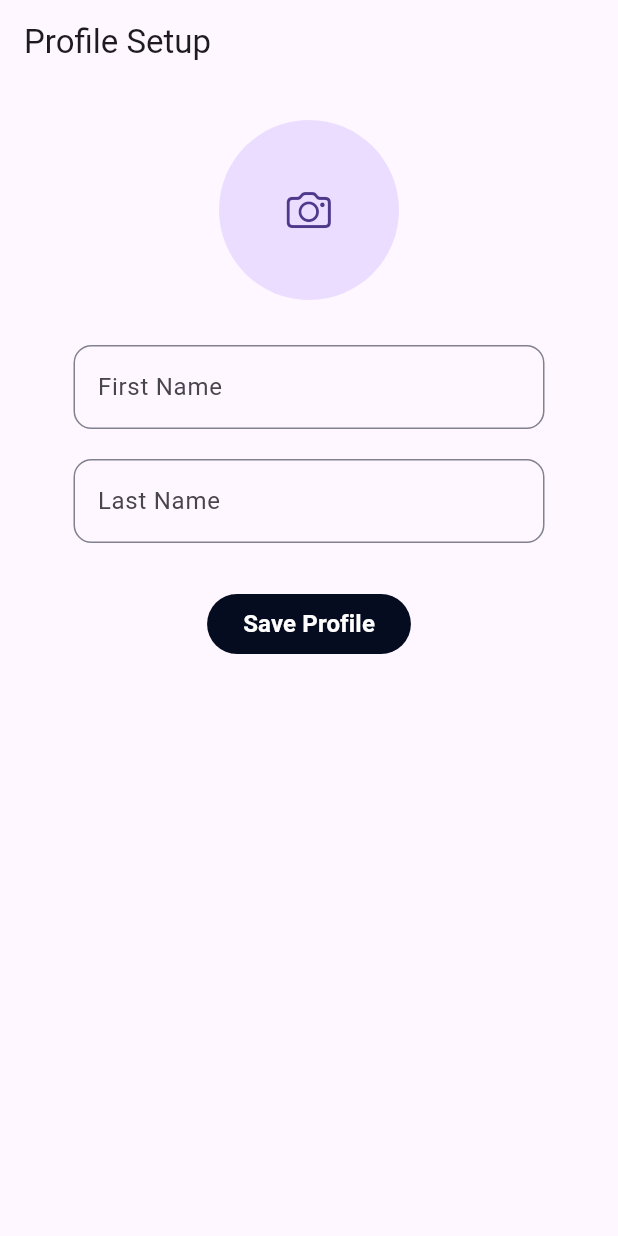
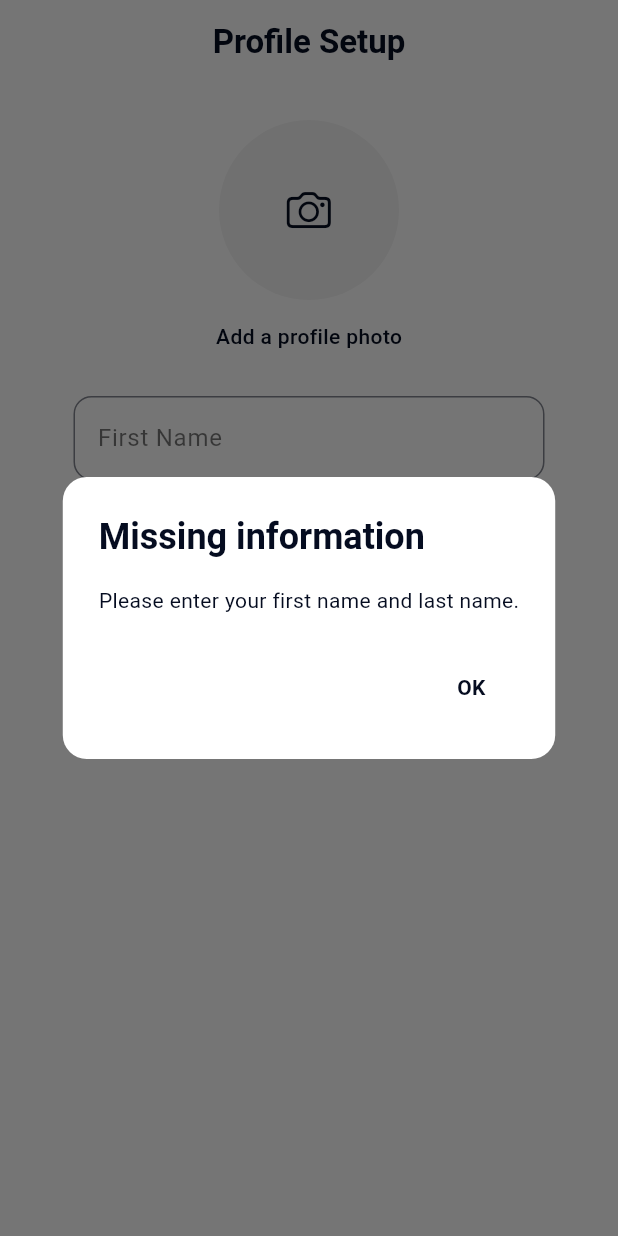
Before and after one commit to GmTechn/josephsv01, a Flutter app: the SetUpProfile screen opened directly, after a tap on "Save Profile", on a phone screen of 412 x 824 dp. Run offline on Flutter 3.47's test engine with Material 3 defaults, Android fonts, the phone set to English and light mode, and no system bars; our stand-ins replace flutter_local_notifications, flutter_native_timezone, google_fonts, image_cropper, image_picker, in_app_purchase and 4 more; accounts and stored records are empty.

```diff
--- a/lib/pages/profilesetup.dart
+++ b/lib/pages/profilesetup.dart
@@ -30,16 +30,17 @@ class _SetUpProfileState extends State<SetUpProfile> {
   final ImagePicker _picker = ImagePicker();
 
   File? _profileImage;
-
   bool _saving = false;
 
-  // ----------------------------
-  // PHOTO PICKER
-  // ----------------------------
+  static const Color _primaryColor = Color(0xff050c20);
+  static const Color _bgColor = Colors.white;
+  static const Color _textColor = Color(0xff050c20);
+  static const Color _borderColor = Color(0x33050c20);
 
   Future<void> _onChangePhoto() async {
     showModalBottomSheet(
       context: context,
+      backgroundColor: _bgColor,
       shape: const RoundedRectangleBorder(
         borderRadius: BorderRadius.vertical(top: Radius.circular(18)),
       ),
@@ -48,8 +49,14 @@ class _SetUpProfileState extends State<SetUpProfile> {
           child: Wrap(
             children: [
               ListTile(
-                leading: const Icon(CupertinoIcons.camera),
-                title: const Text("Camera"),
+                leading: const Icon(
+                  CupertinoIcons.camera,
+                  color: _primaryColor,
+                ),
+                title: const Text(
+                  "Camera",
+                  style: TextStyle(color: _textColor),
+                ),
                 onTap: () async {
                   Navigator.pop(context);
                   final file = await _pickAndCrop(ImageSource.camera);
@@ -61,8 +68,11 @@ class _SetUpProfileState extends State<SetUpProfile> {
                 },
               ),
               ListTile(
-                leading: const Icon(CupertinoIcons.photo),
-                title: const Text("Gallery"),
+                leading: const Icon(CupertinoIcons.photo, color: _primaryColor),
+                title: const Text(
+                  "Gallery",
+                  style: TextStyle(color: _textColor),
+                ),
                 onTap: () async {
                   Navigator.pop(context);
                   final file = await _pickAndCrop(ImageSource.gallery);
@@ -89,8 +99,15 @@ class _SetUpProfileState extends State<SetUpProfile> {
       sourcePath: picked.path,
       aspectRatio: const CropAspectRatio(ratioX: 1, ratioY: 1),
       uiSettings: [
-        AndroidUiSettings(lockAspectRatio: true),
-        IOSUiSettings(aspectRatioLockEnabled: true),
+        AndroidUiSettings(
+          lockAspectRatio: true,
+          toolbarTitle: 'Crop Photo',
+          toolbarColor: _primaryColor,
+          toolbarWidgetColor: Colors.white,
+          statusBarColor: _primaryColor,
+          backgroundColor: Colors.white,
+        ),
+        IOSUiSettings(aspectRatioLockEnabled: true, title: 'Crop Photo'),
       ],
     );
 
@@ -101,19 +118,12 @@ class _SetUpProfileState extends State<SetUpProfile> {
 
   Future<String> _persistImage(File file) async {
     final dir = await getApplicationDocumentsDirectory();
-
     final path = "${dir.path}/pp_${DateTime.now().millisecondsSinceEpoch}.jpg";
-
     final saved = File(path);
 
     await saved.writeAsBytes(await file.readAsBytes(), flush: true);
-
     return saved.path;
   }
-
-  // ----------------------------
-  // SAVE PROFILE
-  // ----------------------------
 
   Future<void> _saveProfile() async {
     if (_saving) return;
@@ -129,6 +139,36 @@ class _SetUpProfileState extends State<SetUpProfile> {
       setState(() {
         _saving = false;
       });
+
+      showDialog(
+        context: context,
+        builder: (_) => AlertDialog(
+          backgroundColor: _bgColor,
+          shape: RoundedRectangleBorder(
+            borderRadius: BorderRadius.circular(16),
+          ),
+          title: const Text(
+            "Missing information",
+            style: TextStyle(color: _textColor, fontWeight: FontWeight.bold),
+          ),
+          content: const Text(
+            "Please enter your first name and last name.",
+            style: TextStyle(color: _textColor),
+          ),
+          actions: [
+            TextButton(
+              onPressed: () => Navigator.pop(context),
+              child: const Text(
+                "OK",
+                style: TextStyle(
+                  color: _primaryColor,
+                  fontWeight: FontWeight.w600,
+                ),
+              ),
+            ),
+          ],
+        ),
+      );
       return;
     }
 
@@ -141,7 +181,6 @@ class _SetUpProfileState extends State<SetUpProfile> {
     await _db.updateLocalUser(fname: fname, lname: lname, photoPath: photoPath);
 
     final prefs = await SharedPreferences.getInstance();
-
     await prefs.setBool('hasSeenOnboarding', true);
     await prefs.setBool('hasCompletedProfile', true);
 
@@ -153,37 +192,101 @@ class _SetUpProfileState extends State<SetUpProfile> {
     );
   }
 
-  // ----------------------------
-  // UI
-  // ----------------------------
+  @override
+  void dispose() {
+    fnameController.dispose();
+    lnameController.dispose();
+    super.dispose();
+  }
 
   @override
   Widget build(BuildContext context) {
-    return Scaffold(
-      appBar: AppBar(title: const Text("Profile Setup")),
-
+    return Theme(
+      data: ThemeData(
+        useMaterial3: true,
+        scaffoldBackgroundColor: _bgColor,
+        appBarTheme: const AppBarTheme(
+          backgroundColor: _bgColor,
+          foregroundColor: _textColor,
+          elevation: 0,
+          surfaceTintColor: Colors.transparent,
+        ),
+        bottomSheetTheme: const BottomSheetThemeData(
+          backgroundColor: _bgColor,
+          surfaceTintColor: Colors.transparent,
+        ),
+        dialogTheme: const DialogThemeData(
+          backgroundColor: _bgColor,
+          surfaceTintColor: Colors.transparent,
+        ),
+        colorScheme: const ColorScheme.light(
+          primary: _primaryColor,
+          surface: _bgColor,
+          onSurface: _textColor,
+        ),
+      ),
+      child: Scaffold(
+        backgroundColor: _bgColor,
+        appBar: AppBar(
+          centerTitle: true,
+          title: const Text(
+            "Profile Setup",
+            style: TextStyle(color: _textColor, fontWeight: FontWeight.bold),
+          ),
+        ),
         body: Padding(
           padding: const EdgeInsets.all(24),
-
           child: Column(
             children: [
-            /// PHOTO
               GestureDetector(
                 onTap: _onChangePhoto,
                 child: CircleAvatar(
                   radius: 60,
+                  backgroundColor: const Color(0xfff4f4f4),
                   backgroundImage: _profileImage != null
                       ? FileImage(_profileImage!)
                       : null,
                   child: _profileImage == null
-                    ? const Icon(CupertinoIcons.camera, size: 30)
+                      ? const Icon(
+                          CupertinoIcons.camera,
+                          size: 30,
+                          color: _primaryColor,
+                        )
                       : null,
+                ),
+              ),
+
+              const SizedBox(height: 14),
+
+              const Text(
+                "Add a profile photo",
+                style: TextStyle(
+                  color: _textColor,
+                  fontSize: 14,
+                  fontWeight: FontWeight.w500,
                 ),
               ),
 
               const SizedBox(height: 30),
 
-            /// FIRST NAME
+              Theme(
+                data: Theme.of(context).copyWith(
+                  inputDecorationTheme: InputDecorationTheme(
+                    filled: true,
+                    fillColor: Colors.white,
+                    hintStyle: const TextStyle(color: Colors.black54),
+                    enabledBorder: OutlineInputBorder(
+                      borderRadius: BorderRadius.circular(12),
+                      borderSide: const BorderSide(color: _borderColor),
+                    ),
+                    focusedBorder: OutlineInputBorder(
+                      borderRadius: BorderRadius.circular(12),
+                      borderSide: const BorderSide(color: _primaryColor),
+                    ),
+                  ),
+                ),
+                child: Column(
+                  children: [
                     Mytextformfield(
                       controller: fnameController,
                       hintText: "First Name",
@@ -191,12 +294,16 @@ class _SetUpProfileState extends State<SetUpProfile> {
 
                     const SizedBox(height: 20),
 
-            /// LAST NAME
-            Mytextformfield(controller: lnameController, hintText: "Last Name"),
+                    Mytextformfield(
+                      controller: lnameController,
+                      hintText: "Last Name",
+                    ),
+                  ],
+                ),
+              ),
 
               const SizedBox(height: 30),
 
-            /// SAVE BUTTON
               MyButton(
                 text: _saving ? "Saving..." : "Save Profile",
                 onPressed: _saveProfile,
@@ -204,6 +311,7 @@ class _SetUpProfileState extends State<SetUpProfile> {
             ],
           ),
         ),
+      ),
     );
   }
 }
```
Also changed, not shown: lib/pages/tasks.dart (+73 -100 lines). Lines whose indentation alone changed are shown as unchanged.
